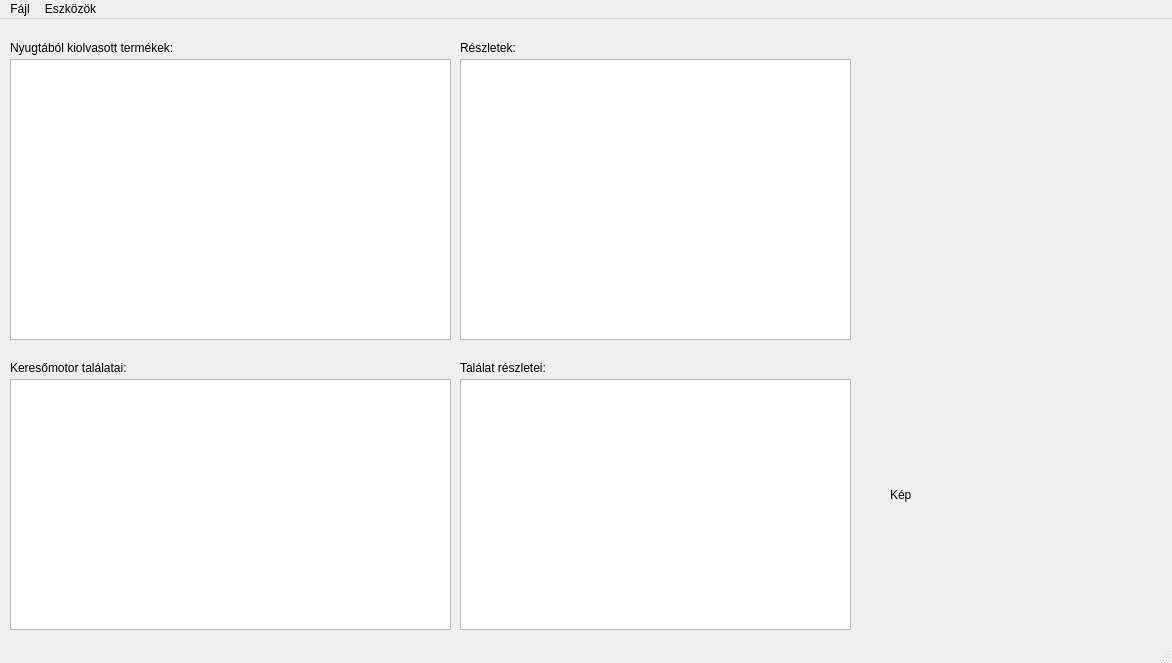
Above: mainwindow.ui from herrschmidt0/Receipt-parser before the change. Below: the same form after it.
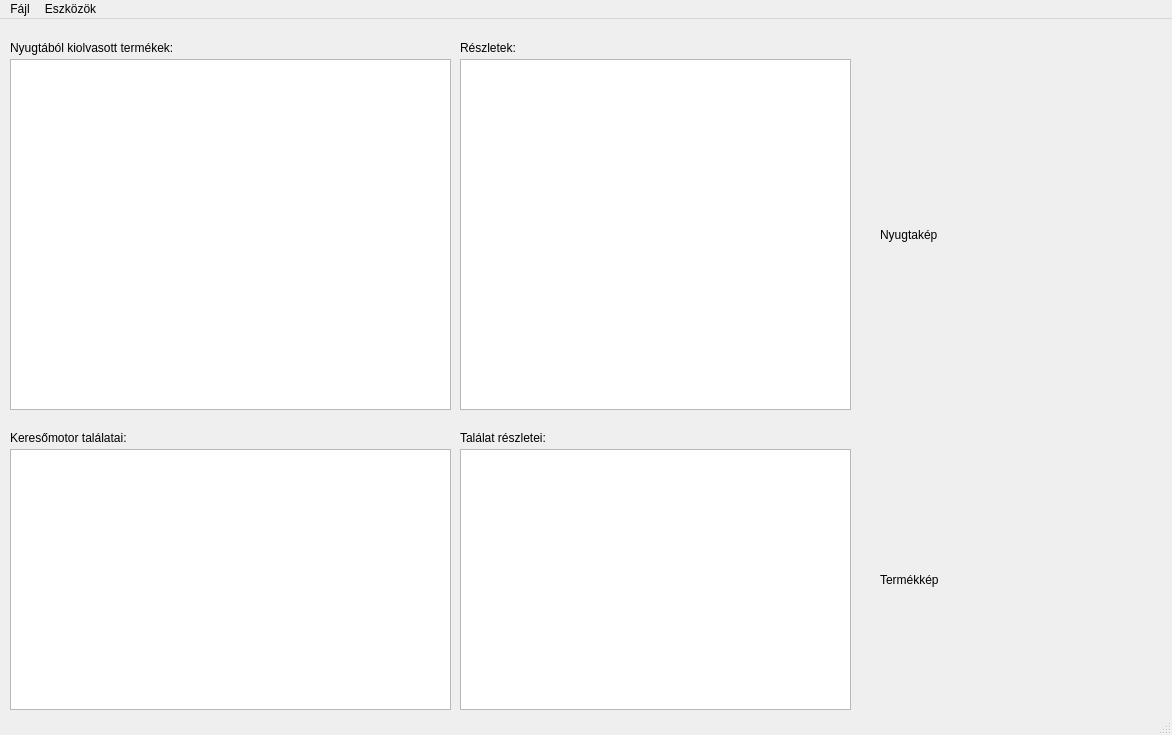
That is the form after the change.

```diff
--- a/mainwindow.ui
+++ b/mainwindow.ui
@@ -7,7 +7,7 @@
     <x>0</x>
     <y>0</y>
     <width>1172</width>
-    <height>663</height>
+    <height>735</height>
    </rect>
   </property>
   <property name="windowTitle">
@@ -20,7 +20,7 @@
       <x>10</x>
       <y>40</y>
       <width>441</width>
-      <height>281</height>
+      <height>351</height>
      </rect>
     </property>
    </widget>
@@ -28,9 +28,9 @@
     <property name="geometry">
      <rect>
       <x>10</x>
-      <y>360</y>
+      <y>430</y>
       <width>441</width>
-      <height>251</height>
+      <height>261</height>
      </rect>
     </property>
    </widget>
@@ -40,7 +40,7 @@
       <x>460</x>
       <y>40</y>
       <width>391</width>
-      <height>281</height>
+      <height>351</height>
      </rect>
     </property>
    </widget>
@@ -74,7 +74,7 @@
     <property name="geometry">
      <rect>
       <x>10</x>
-      <y>340</y>
+      <y>410</y>
       <width>161</width>
       <height>17</height>
      </rect>
@@ -87,9 +87,9 @@
     <property name="geometry">
      <rect>
       <x>460</x>
-      <y>360</y>
+      <y>430</y>
       <width>391</width>
-      <height>251</height>
+      <height>261</height>
      </rect>
     </property>
    </widget>
@@ -97,7 +97,7 @@
     <property name="geometry">
      <rect>
       <x>460</x>
-      <y>340</y>
+      <y>410</y>
       <width>121</width>
       <height>17</height>
      </rect>
@@ -109,14 +109,30 @@
    <widget class="QLabel" name="image">
     <property name="geometry">
      <rect>
-      <x>890</x>
-      <y>350</y>
-      <width>251</width>
-      <height>251</height>
+      <x>880</x>
+      <y>430</y>
+      <width>271</width>
+      <height>261</height>
      </rect>
     </property>
     <property name="text">
-     <string>Kép</string>
+     <string>Termékkép</string>
+    </property>
+    <property name="scaledContents">
+     <bool>true</bool>
+    </property>
+   </widget>
+   <widget class="QLabel" name="note">
+    <property name="geometry">
+     <rect>
+      <x>880</x>
+      <y>40</y>
+      <width>271</width>
+      <height>351</height>
+     </rect>
+    </property>
+    <property name="text">
+     <string>Nyugtakép</string>
     </property>
     <property name="scaledContents">
      <bool>true</bool>
```
Left out of the diff: 44 changed lines with no effect on the pictures.
